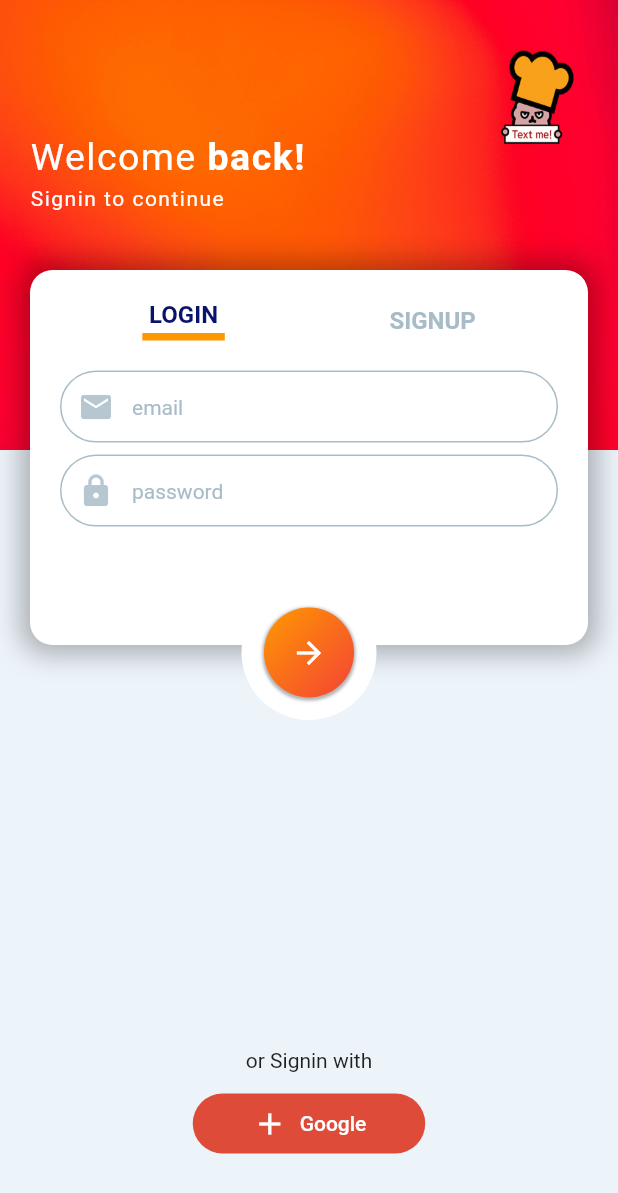
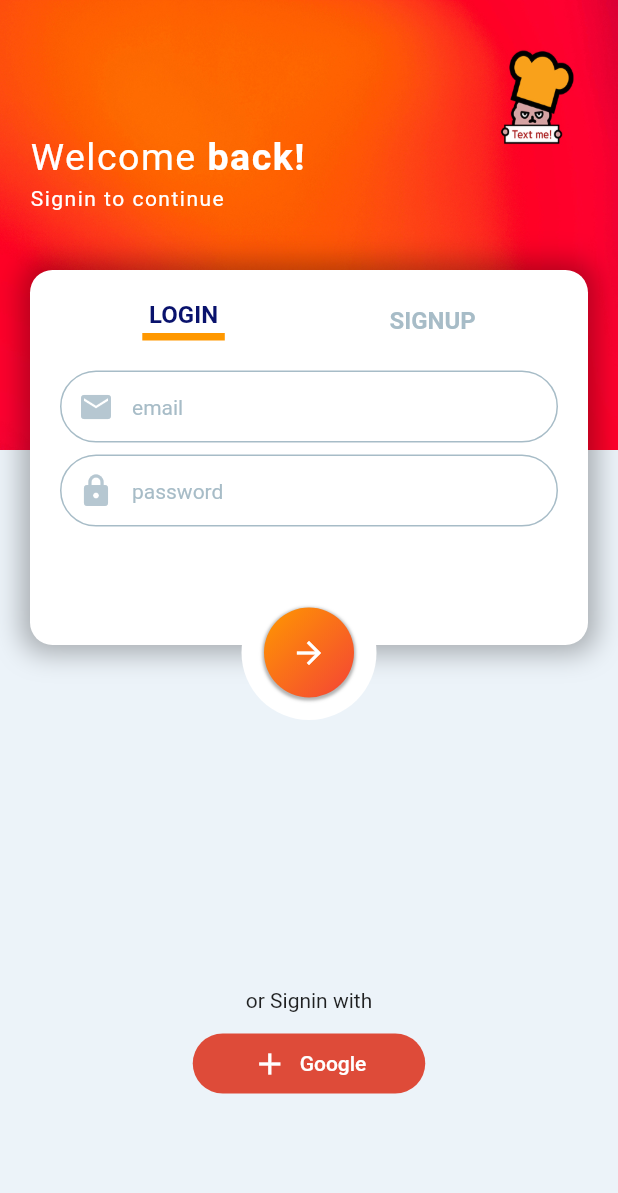
Before and after one commit to js0505/flutter_chatting, a Flutter app: the screen it shows after launch, after a tap on "LOGIN", on a phone screen of 412 x 824 dp. Shown: the top 1193 px of the screen. Run offline on Flutter 3.47's test engine with Material 2 defaults, Android fonts, the phone set to English and light mode, and no system bars.

Commit message:
하단 로그인 버튼도 애니메이션 추가

```diff
--- a/lib/screens/main_screen.dart
+++ b/lib/screens/main_screen.dart
@@ -475,8 +475,13 @@ class _LoginSignupScreenState extends State<LoginSignupScreen> {
               ),
             ),
             // 전송버튼 끝.
-            Positioned(
-              top: MediaQuery.of(context).size.height - 125,
+            // Google 로그인 버튼 시작
+            AnimatedPositioned(
+              duration: Duration(milliseconds: 500),
+              curve: Curves.easeIn,
+              top: isSignupScreen
+                  ? MediaQuery.of(context).size.height - 125
+                  : MediaQuery.of(context).size.height - 165,
               right: 0,
               left: 0,
               child: Column(
```
